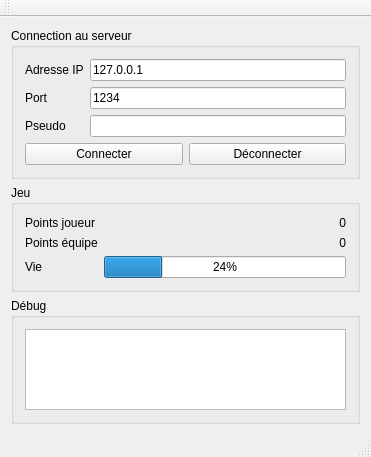
Qt form QtClient/mainwindow.ui (cassou/PFEAirstrike) before a commit.
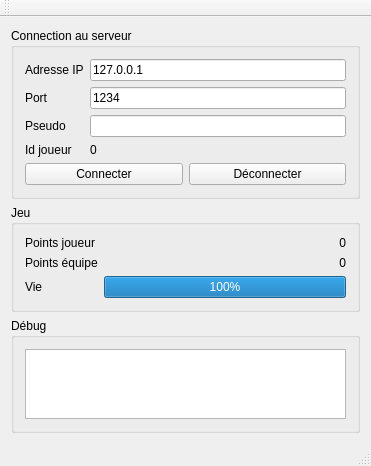
The same form after that commit.

Commit message: ClientQt: ajouté id joueur, score, vie.

What changed in the file:
```diff
--- a/QtClient/mainwindow.ui
+++ b/QtClient/mainwindow.ui
@@ -61,6 +61,20 @@
          <item row="3" column="1">
           <widget class="QLineEdit" name="nameEdit"/>
          </item>
+         <item row="4" column="0">
+          <widget class="QLabel" name="label_5">
+           <property name="text">
+            <string>Id joueur</string>
+           </property>
+          </widget>
+         </item>
+         <item row="4" column="1">
+          <widget class="QLabel" name="playerIdLabel">
+           <property name="text">
+            <string>0</string>
+           </property>
+          </widget>
+         </item>
         </layout>
        </item>
        <item>
@@ -145,7 +159,7 @@
          <item row="2" column="1">
           <widget class="QProgressBar" name="healthPoints">
            <property name="value">
-            <number>24</number>
+            <number>100</number>
            </property>
           </widget>
          </item>
```
The commit also changes 5 other files.
